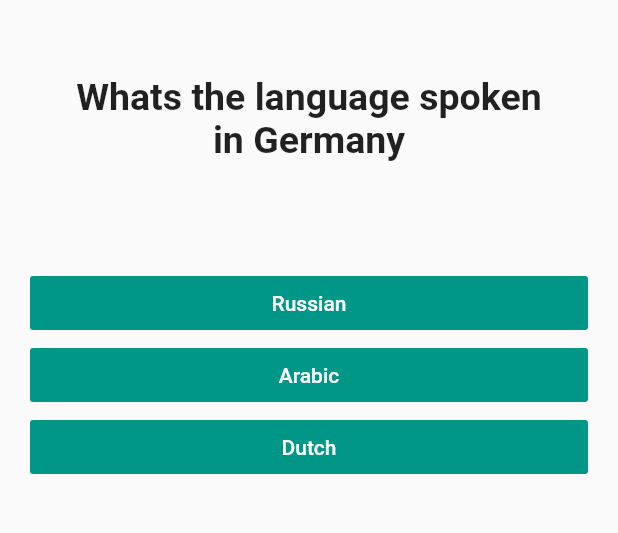
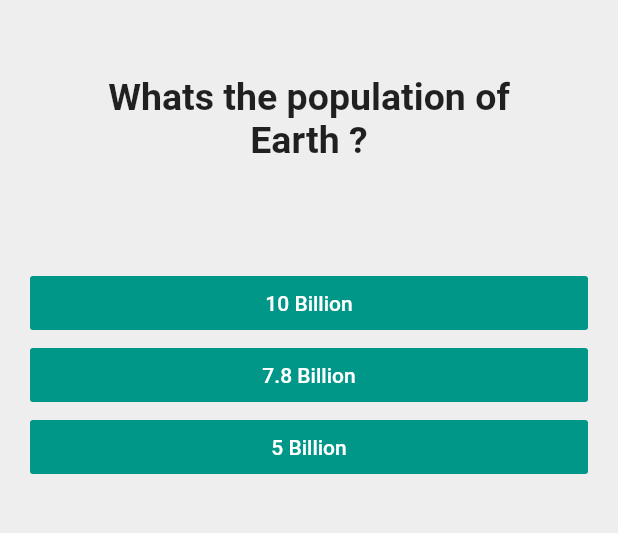
Before and after one commit to msalekmouad/quizz-app, a Flutter app: the screen it shows after launch, after a tap on "Sun", after a tap on "Arabic", on a phone screen of 412 x 824 dp, the part 84-617 px from its top. Run offline on Flutter 3.47's test engine with Material 2 defaults, Android fonts, the phone set to English and light mode, and no system bars.

Commit message:
Separate Question to custom widget

```diff
--- /dev/null
+++ b/lib/components/AnswerWidget.dart
@@ -0,0 +1,24 @@
+
+import 'package:flutter/cupertino.dart';
+import 'package:flutter/material.dart';
+import 'package:quizz_app/question.dart';
+
+class AnswerWidget extends StatelessWidget {
+  final Function answerHandler;
+  final String answerText;
+  AnswerWidget(this.answerHandler, this .answerText);
+
+  @override
+  Widget build(BuildContext context) {
+
+    return Container(
+      child: FlatButton(
+        child: Text(answerText),
+        color: Colors.teal,
+        textColor: Colors.white,
+        onPressed: answerHandler,
+      ),
+      width: double.infinity,
+    );
+  }
+}
--- a/lib/components/QuestionWidget.dart
+++ b/lib/components/QuestionWidget.dart
@@ -2,7 +2,7 @@ import 'package:flutter/cupertino.dart';
 
 class QuestionWidget extends StatelessWidget {
 
-  String questionText;
+  final String questionText;
   QuestionWidget(this.questionText);
 
   @override
--- a/lib/main.dart
+++ b/lib/main.dart
@@ -1,4 +1,5 @@
 import 'package:flutter/material.dart';
+import 'package:quizz_app/components/AnswerWidget.dart';
 import 'package:quizz_app/components/QuestionWidget.dart';
 import 'package:quizz_app/question.dart';
 
@@ -12,36 +13,20 @@ class MyApp extends StatefulWidget {
   }
 }
 
-class _MyAppState extends State<MyApp>{
+class _MyAppState extends State<MyApp> {
   //Question index
   int _qIndex = 0;
 
-  //Answer pressed function
-  void _ProcessAnswer(Question q, String a) {
-    if (q.rightAnswer == a) {
-      print("You got it right");
-      setState(() {
-        _qIndex = _qIndex + 1;
-      });
-    } else {
-      print("Wrong answer");
-    }
-
-  }
-
-  @override
-  Widget build(BuildContext context) {
-
   //Hard coding Quizz questions
-    Question q1 = Question(
+  static Question q1 = Question(
       question: "Whats the biggest planet on solar system ?",
       answers: ["Sun", "Jupiter", "Earth"],
       rightAnswer: "Sun");
-    Question q2 = Question(
+  static Question q2 = Question(
       question: "Whats the language spoken in Germany",
       answers: ["Russian", "Arabic", "Dutch"],
       rightAnswer: "Dutch");
-    Question q3 = Question(
+  static Question q3 = Question(
       question: "Whats the population of Earth ?",
       answers: ["10 Billion", "7.8 Billion", "5 Billion"],
       rightAnswer: "7.8 Billion");
@@ -49,6 +34,15 @@ class _MyAppState extends State<MyApp>{
   //Questions List
   var questions = [q1, q2, q3];
 
+  //Answer pressed function
+  void _ProcessAnswer() {
+    setState(() {
+      _qIndex = _qIndex + 1;
+    });
+  }
+
+  @override
+  Widget build(BuildContext context) {
     return MaterialApp(
       home: Scaffold(
         appBar: AppBar(
@@ -56,51 +50,29 @@ class _MyAppState extends State<MyApp>{
           elevation: 0,
           backgroundColor: Colors.teal[900],
         ),
-        body: Column(
+        body: _qIndex < questions.length
+            ? Column(
                 children: [
                   QuestionWidget(questions[_qIndex].question),
                   Padding(
                     padding: EdgeInsets.all(20),
                     child: Column(
                       children: [
-                  SizedBox(
-                    child: FlatButton(
-                      child: Text(questions[_qIndex].answers[0]),
-                      color: Colors.teal,
-                      textColor: Colors.white,
-                      onPressed: () => {
-                        _ProcessAnswer(questions[_qIndex], questions[_qIndex].answers[0])
-                      },
-                    ),
-                    width: double.infinity,
-                  ),
-                  SizedBox(
-                    child: FlatButton(
-                      child: Text(questions[_qIndex].answers[1]),
-                      color: Colors.teal,
-                      textColor: Colors.white,
-                      onPressed: () => {
-                        _ProcessAnswer(questions[_qIndex], questions[_qIndex].answers[1])
-                      },
-                    ),
-                    width: double.infinity,
-                  ),
-                  SizedBox(
-                    child: FlatButton(
-                      child: Text(questions[_qIndex].answers[2]),
-                      color: Colors.teal,
-                      textColor: Colors.white,
-                      onPressed: () => {
-                        _ProcessAnswer(questions[_qIndex], questions[_qIndex].answers[2])
-                      },
-                    ),
-                    width: double.infinity,
-                  ),
+                        ...questions[_qIndex].answers.map((e) {
+                          return AnswerWidget(_ProcessAnswer, e);
+                        }).toList()
                       ],
                     ),
                   )
                 ],
+              )
+            : Center(
+                child: Text(
+                  "Sorry No more questions !",
+                  style: TextStyle(fontSize: 20, fontWeight: FontWeight.bold),
                 ),
+              ),
+        backgroundColor: Colors.grey[200],
       ),
     );
   }
--- a/lib/question.dart
+++ b/lib/question.dart
@@ -1,6 +1,6 @@
 class Question{
   String question;
-  var answers;
+  List<String> answers;
   String rightAnswer;
 
   Question({this.question, this.answers, this.rightAnswer});
```
Lines whose indentation alone changed are shown as unchanged.
